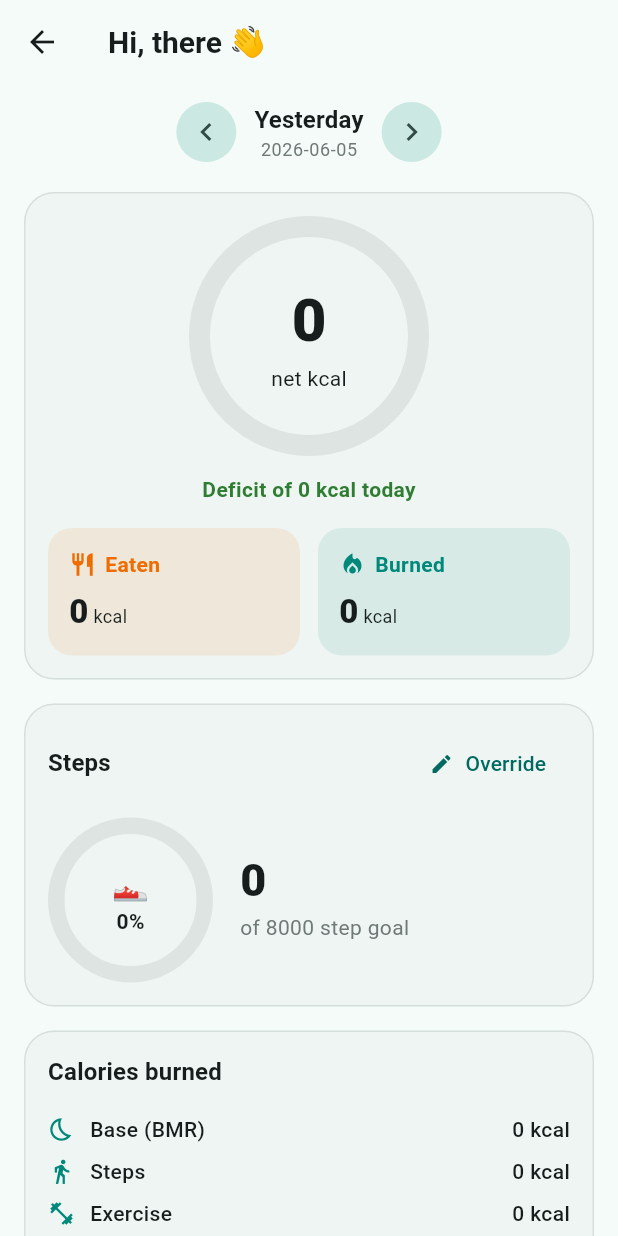
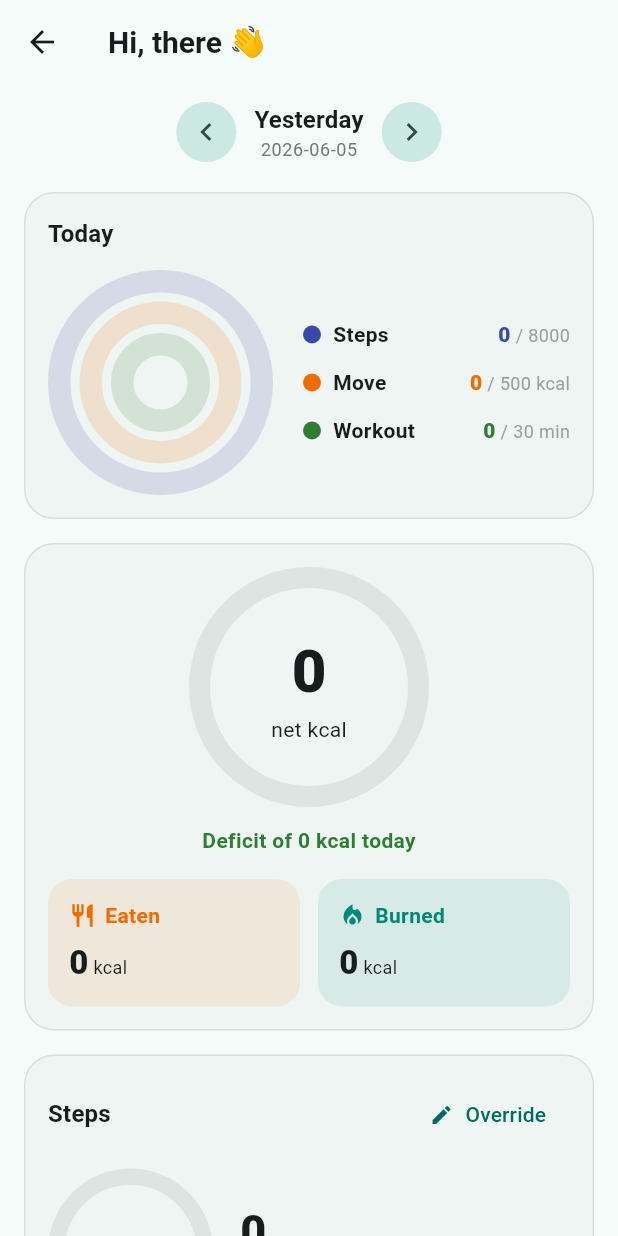
Before and after one commit to amitjul6/web, a Flutter app: the DashboardScreen screen opened directly, after a tap on the "chevron left" icon, on a phone screen of 412 x 824 dp. Run offline on Flutter 3.47's test engine with Material 3 defaults, Android fonts, the phone set to English and light mode, and no system bars; our stand-ins replace fl_chart, flutter_riverpod, google_sign_in, hive_ce_flutter, pedometer, permission_handler and 1 more; accounts and stored records are empty.

Commit message:
Add concentric activity rings to dashboard (Steps/Move/Workout)
- New ActivityRings widget (CustomPainter, Apple-style concentric rings)
- Track active calories (steps+exercise) and workout minutes per day
- Add Move (active kcal) and Workout (minutes) daily goals, editable in
  the goals dialog
- Dashboard 'Today' hero shows the three rings with a value/goal legend

Verified: flutter analyze clean, all tests pass.

https://claude.ai/code/session_01RtYy89tB8F3qUEA5VYtHhM

```diff
--- a/lib/core/constants.dart
+++ b/lib/core/constants.dart
@@ -18,6 +18,8 @@ class K {
   // Defaults.
   static const int defaultStepGoal = 8000;
   static const int defaultNetCalorieGoal = 1800; // target net calories/day
+  static const int defaultActiveCalorieGoal = 500; // "move" ring target
+  static const int defaultWorkoutMinutesGoal = 30; // "exercise" ring target
 
   // Energy model. ~0.04 kcal/step at 70 kg; weight-scaled.
   static const double kcalPerStepPerKg = 0.00057;
--- a/lib/models/daily_goals.dart
+++ b/lib/models/daily_goals.dart
@@ -4,25 +4,43 @@ import '../core/constants.dart';
 class DailyGoals {
   final int stepGoal;
   final int netCalorieGoal; // target net calories (in - out)
+  final int activeCalorieGoal; // active kcal burned (steps + exercise) — "move" ring
+  final int workoutMinutesGoal; // logged workout minutes — "exercise" ring
 
   const DailyGoals({
     this.stepGoal = K.defaultStepGoal,
     this.netCalorieGoal = K.defaultNetCalorieGoal,
+    this.activeCalorieGoal = K.defaultActiveCalorieGoal,
+    this.workoutMinutesGoal = K.defaultWorkoutMinutesGoal,
   });
 
-  DailyGoals copyWith({int? stepGoal, int? netCalorieGoal}) => DailyGoals(
+  DailyGoals copyWith({
+    int? stepGoal,
+    int? netCalorieGoal,
+    int? activeCalorieGoal,
+    int? workoutMinutesGoal,
+  }) =>
+      DailyGoals(
         stepGoal: stepGoal ?? this.stepGoal,
         netCalorieGoal: netCalorieGoal ?? this.netCalorieGoal,
+        activeCalorieGoal: activeCalorieGoal ?? this.activeCalorieGoal,
+        workoutMinutesGoal: workoutMinutesGoal ?? this.workoutMinutesGoal,
       );
 
   Map<String, dynamic> toJson() => {
         'stepGoal': stepGoal,
         'netCalorieGoal': netCalorieGoal,
+        'activeCalorieGoal': activeCalorieGoal,
+        'workoutMinutesGoal': workoutMinutesGoal,
       };
 
   factory DailyGoals.fromJson(Map<String, dynamic> j) => DailyGoals(
         stepGoal: (j['stepGoal'] as num?)?.toInt() ?? K.defaultStepGoal,
         netCalorieGoal:
             (j['netCalorieGoal'] as num?)?.toInt() ?? K.defaultNetCalorieGoal,
+        activeCalorieGoal: (j['activeCalorieGoal'] as num?)?.toInt() ??
+            K.defaultActiveCalorieGoal,
+        workoutMinutesGoal: (j['workoutMinutesGoal'] as num?)?.toInt() ??
+            K.defaultWorkoutMinutesGoal,
       );
 }
--- a/lib/models/daily_summary.dart
+++ b/lib/models/daily_summary.dart
@@ -9,6 +9,7 @@ class DailySummary {
   final double stepCalories;
   final double exerciseCalories;
   final int steps;
+  final double workoutMinutes;
   final double proteinG;
   final double carbsG;
   final double fatG;
@@ -19,10 +20,14 @@ class DailySummary {
     required this.stepCalories,
     required this.exerciseCalories,
     required this.steps,
+    required this.workoutMinutes,
     required this.proteinG,
     required this.carbsG,
     required this.fatG,
   });
+
+  /// Active energy burned (excludes the BMR baseline) — the "move" ring metric.
+  double get activeCalories => stepCalories + exerciseCalories;
 
   /// Calories out uses BMR as the baseline (NOT TDEE) plus measured activity,
   /// so the activity factor is never double-counted.
@@ -39,6 +44,7 @@ class DailySummary {
       stepCalories: Formulas.stepCalories(steps: steps, weightKg: weight),
       exerciseCalories: day.exerciseCalories,
       steps: steps,
+      workoutMinutes: day.workoutMinutes,
       proteinG: day.proteinG,
       carbsG: day.carbsG,
       fatG: day.fatG,
@@ -51,6 +57,7 @@ class DailySummary {
     stepCalories: 0,
     exerciseCalories: 0,
     steps: 0,
+    workoutMinutes: 0,
     proteinG: 0,
     carbsG: 0,
     fatG: 0,
--- a/lib/models/day_log.dart
+++ b/lib/models/day_log.dart
@@ -1,3 +1,4 @@
+import 'enums.dart';
 import 'exercise_entry.dart';
 import 'food_log_entry.dart';
 import 'step_record.dart';
@@ -24,6 +25,20 @@ class DayLog {
   double get fatG => foods.fold(0.0, (s, e) => s + e.totalFat);
   double get exerciseCalories =>
       exercises.fold(0.0, (s, e) => s + e.caloriesBurned);
+
+  /// Total workout minutes for the day. Duration entries contribute directly;
+  /// distance entries are converted at a typical running pace (~6.5 min/km);
+  /// rep-based entries don't carry a duration so they're excluded here.
+  double get workoutMinutes => exercises.fold(0.0, (s, e) {
+        switch (e.inputMode) {
+          case ExerciseInputMode.duration:
+            return s + e.amount;
+          case ExerciseInputMode.distance:
+            return s + e.amount * 6.5;
+          case ExerciseInputMode.reps:
+            return s;
+        }
+      });
 
   DayLog copyWith({
     List<FoodLogEntry>? foods,
--- a/lib/screens/home/dashboard_screen.dart
+++ b/lib/screens/home/dashboard_screen.dart
@@ -2,7 +2,9 @@ import 'package:flutter/material.dart';
 import 'package:flutter_riverpod/flutter_riverpod.dart';
 
 import '../../data/badge_catalog.dart';
+import '../../models/daily_goals.dart';
 import '../../models/daily_summary.dart';
+import '../../widgets/activity_rings.dart';
 import '../../providers/app_data_provider.dart';
 import '../../providers/auth_provider.dart';
 import '../../providers/steps_controller.dart';
@@ -34,6 +36,8 @@ class DashboardScreen extends ConsumerWidget {
         children: [
           const DateSelector(),
           const SizedBox(height: 16),
+          _ActivityRingsCard(summary: summary, goals: goals),
+          const SizedBox(height: 16),
           _NetHero(summary: summary, netGoal: goals.netCalorieGoal),
           const SizedBox(height: 16),
           _StepsCard(
@@ -54,6 +58,86 @@ class DashboardScreen extends ConsumerWidget {
           ),
         ],
       ),
+    );
+  }
+}
+
+class _ActivityRingsCard extends StatelessWidget {
+  final DailySummary summary;
+  final DailyGoals goals;
+  const _ActivityRingsCard({required this.summary, required this.goals});
+
+  static const _stepsColor = AppTheme.steps; // indigo
+  static const _moveColor = AppTheme.caloriesIn; // orange
+  static const _workoutColor = AppTheme.positive; // green
+
+  @override
+  Widget build(BuildContext context) {
+    final stepP = goals.stepGoal <= 0 ? 0.0 : summary.steps / goals.stepGoal;
+    final moveP = goals.activeCalorieGoal <= 0
+        ? 0.0
+        : summary.activeCalories / goals.activeCalorieGoal;
+    final workP = goals.workoutMinutesGoal <= 0
+        ? 0.0
+        : summary.workoutMinutes / goals.workoutMinutesGoal;
+
+    return SectionCard(
+      title: 'Today',
+      child: Row(
+        children: [
+          ActivityRings(
+            size: 150,
+            stroke: 15,
+            rings: [
+              RingData(stepP, _stepsColor),
+              RingData(moveP, _moveColor),
+              RingData(workP, _workoutColor),
+            ],
+          ),
+          const SizedBox(width: 20),
+          Expanded(
+            child: Column(
+              crossAxisAlignment: CrossAxisAlignment.start,
+              children: [
+                _legend(_stepsColor, 'Steps', '${summary.steps}',
+                    '${goals.stepGoal}'),
+                const SizedBox(height: 12),
+                _legend(_moveColor, 'Move', '${summary.activeCalories.round()}',
+                    '${goals.activeCalorieGoal} kcal'),
+                const SizedBox(height: 12),
+                _legend(_workoutColor, 'Workout',
+                    '${summary.workoutMinutes.round()}',
+                    '${goals.workoutMinutesGoal} min'),
+              ],
+            ),
+          ),
+        ],
+      ),
+    );
+  }
+
+  Widget _legend(Color color, String label, String value, String goal) {
+    return Row(
+      children: [
+        Container(
+          width: 12,
+          height: 12,
+          decoration: BoxDecoration(color: color, shape: BoxShape.circle),
+        ),
+        const SizedBox(width: 8),
+        Expanded(
+          child: Text(label,
+              style: const TextStyle(fontWeight: FontWeight.w600)),
+        ),
+        Text.rich(TextSpan(children: [
+          TextSpan(
+              text: value,
+              style: TextStyle(fontWeight: FontWeight.w800, color: color)),
+          TextSpan(
+              text: ' / $goal',
+              style: const TextStyle(fontSize: 12, color: Colors.grey)),
+        ])),
+      ],
     );
   }
 }
--- a/lib/screens/profile/profile_screen.dart
+++ b/lib/screens/profile/profile_screen.dart
@@ -136,11 +136,16 @@ class ProfileScreen extends ConsumerWidget {
       BuildContext context, WidgetRef ref, DailyGoals goals) async {
     final stepC = TextEditingController(text: goals.stepGoal.toString());
     final calC = TextEditingController(text: goals.netCalorieGoal.toString());
+    final activeC =
+        TextEditingController(text: goals.activeCalorieGoal.toString());
+    final workoutC =
+        TextEditingController(text: goals.workoutMinutesGoal.toString());
     final saved = await showDialog<bool>(
       context: context,
       builder: (context) => AlertDialog(
         title: const Text('Daily goals'),
-        content: Column(
+        content: SingleChildScrollView(
+          child: Column(
             mainAxisSize: MainAxisSize.min,
             children: [
               TextField(
@@ -155,7 +160,22 @@ class ProfileScreen extends ConsumerWidget {
                 decoration:
                     const InputDecoration(labelText: 'Net calorie target'),
               ),
+              const SizedBox(height: 12),
+              TextField(
+                controller: activeC,
+                keyboardType: TextInputType.number,
+                decoration: const InputDecoration(
+                    labelText: 'Move goal (active kcal)'),
+              ),
+              const SizedBox(height: 12),
+              TextField(
+                controller: workoutC,
+                keyboardType: TextInputType.number,
+                decoration:
+                    const InputDecoration(labelText: 'Workout goal (min)'),
+              ),
             ],
+          ),
         ),
         actions: [
           TextButton(
@@ -173,6 +193,10 @@ class ProfileScreen extends ConsumerWidget {
               stepGoal: int.tryParse(stepC.text) ?? goals.stepGoal,
               netCalorieGoal:
                   int.tryParse(calC.text) ?? goals.netCalorieGoal,
+              activeCalorieGoal:
+                  int.tryParse(activeC.text) ?? goals.activeCalorieGoal,
+              workoutMinutesGoal:
+                  int.tryParse(workoutC.text) ?? goals.workoutMinutesGoal,
             ),
           );
     }
--- /dev/null
+++ b/lib/widgets/activity_rings.dart
@@ -0,0 +1,100 @@
+import 'dart:math' as math;
+
+import 'package:flutter/material.dart';
+
+/// One ring's data: progress (0..∞, clamped to a full turn) and its color.
+class RingData {
+  final double progress;
+  final Color color;
+  const RingData(this.progress, this.color);
+}
+
+/// Apple-Watch-style concentric activity rings. [rings] are drawn outermost
+/// first. An optional [center] widget sits in the middle.
+class ActivityRings extends StatelessWidget {
+  final List<RingData> rings;
+  final double size;
+  final double stroke;
+  final double gap;
+  final Widget? center;
+
+  const ActivityRings({
+    super.key,
+    required this.rings,
+    this.size = 180,
+    this.stroke = 16,
+    this.gap = 6,
+    this.center,
+  });
+
+  @override
+  Widget build(BuildContext context) {
+    final track = Theme.of(context).colorScheme.surfaceContainerHighest;
+    return SizedBox(
+      width: size,
+      height: size,
+      child: CustomPaint(
+        painter: _RingsPainter(
+          rings: rings,
+          track: track,
+          stroke: stroke,
+          gap: gap,
+        ),
+        child: center == null ? null : Center(child: center),
+      ),
+    );
+  }
+}
+
+class _RingsPainter extends CustomPainter {
+  final List<RingData> rings;
+  final Color track;
+  final double stroke;
+  final double gap;
+
+  _RingsPainter({
+    required this.rings,
+    required this.track,
+    required this.stroke,
+    required this.gap,
+  });
+
+  @override
+  void paint(Canvas canvas, Size size) {
+    final center = Offset(size.width / 2, size.height / 2);
+    var radius = (size.width - stroke) / 2;
+
+    for (final ring in rings) {
+      final trackPaint = Paint()
+        ..color = ring.color.withValues(alpha: 0.15)
+        ..style = PaintingStyle.stroke
+        ..strokeWidth = stroke
+        ..strokeCap = StrokeCap.round;
+      canvas.drawCircle(center, radius, trackPaint);
+
+      final sweep = 2 * math.pi * ring.progress.clamp(0.0, 1.0);
+      final arcPaint = Paint()
+        ..color = ring.color
+        ..style = PaintingStyle.stroke
+        ..strokeWidth = stroke
+        ..strokeCap = StrokeCap.round;
+      canvas.drawArc(
+        Rect.fromCircle(center: center, radius: radius),
+        -math.pi / 2,
+        sweep,
+        false,
+        arcPaint,
+      );
+
+      radius -= stroke + gap;
+      if (radius <= stroke / 2) break;
+    }
+  }
+
+  @override
+  bool shouldRepaint(_RingsPainter old) =>
+      old.rings != rings ||
+      old.track != track ||
+      old.stroke != stroke ||
+      old.gap != gap;
+}
```
Lines whose indentation alone changed are shown as unchanged.
